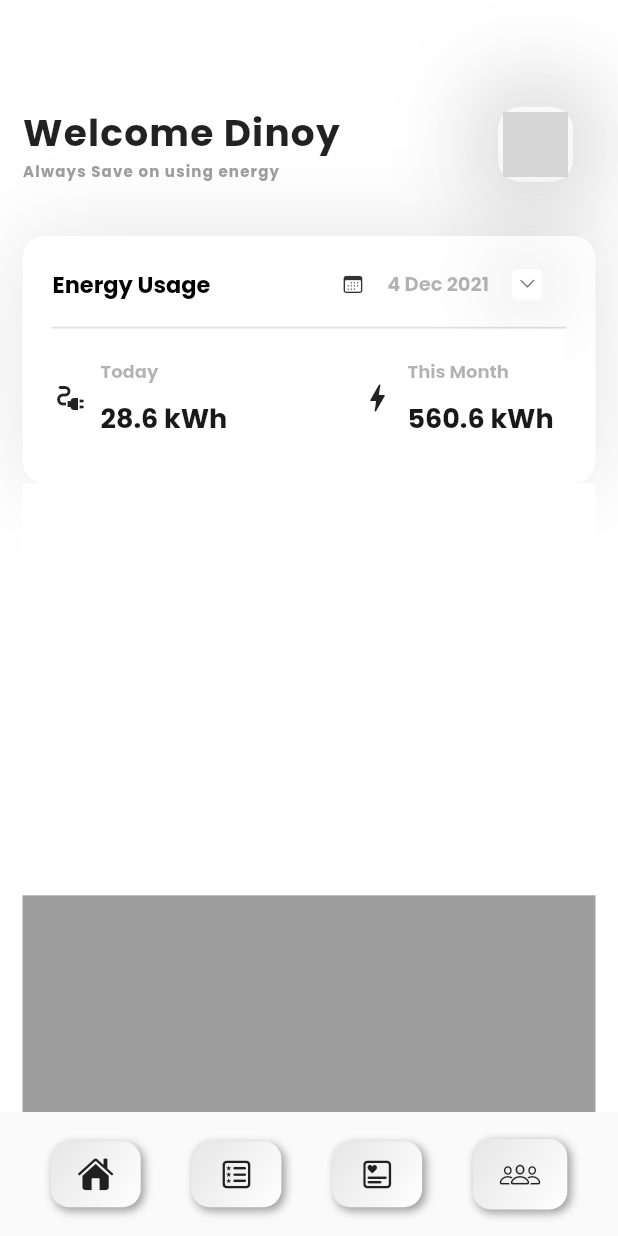
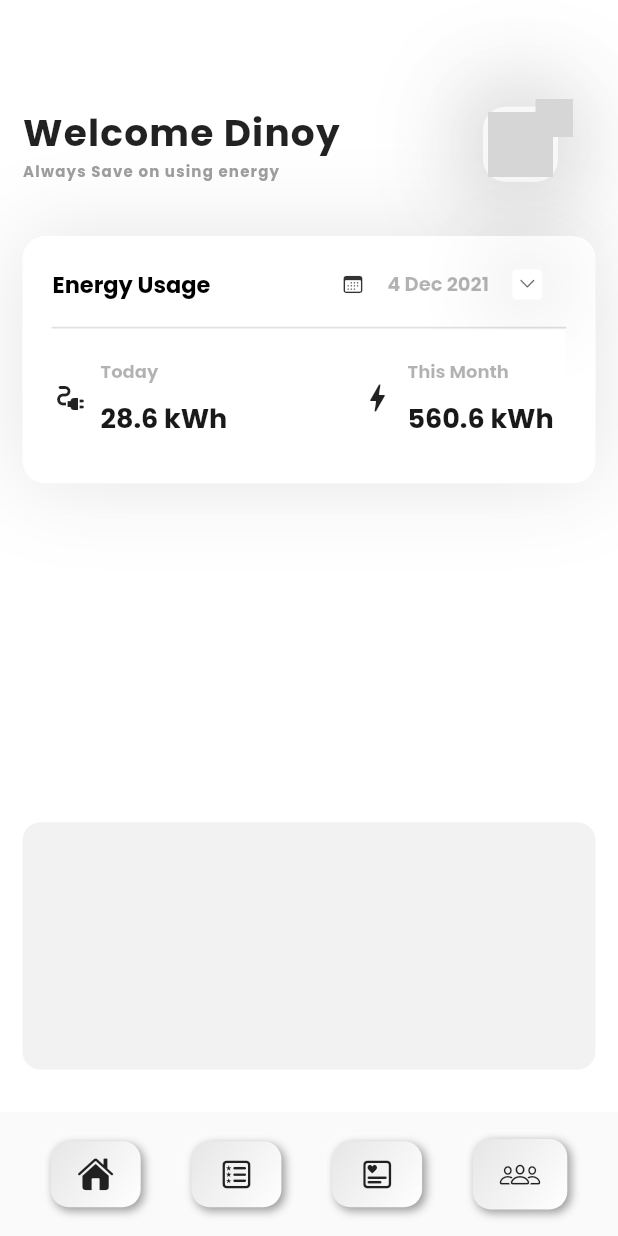
Before and after one commit to amalnathm7/Quark, a Flutter app: the screen it shows once a user with an empty profile is signed in, on a phone screen of 412 x 824 dp. Run offline on Flutter 3.47's test engine with Material 2 defaults, Android fonts, the phone set to English and light mode, and no system bars; drawn by our look-alikes of flutter_neumorphic; our stand-ins replace firebase_auth, firebase_core, google_fonts, lottie; accounts and stored records are empty; network calls fail; grey boxes are pictures that could not be loaded.

Commit message:
ui changes in home page

```diff
--- a/lib/main_screen/home_page/home.dart
+++ b/lib/main_screen/home_page/home.dart
@@ -3,6 +3,7 @@ import 'package:flutter/cupertino.dart';
 import 'package:flutter/cupertino.dart';
 import "package:flutter/material.dart";
 import 'package:flutter/painting.dart';
+import 'package:lottie/lottie.dart';
 
 class HomePage extends StatefulWidget {
   const HomePage({Key? key}) : super(key: key);
@@ -65,6 +66,19 @@ class _HomePageState extends State<HomePage> {
                     Padding(
                       padding: const EdgeInsets.only(right: 15.0),
                       child: Container(
+                        height: 60,
+                        width: 60,
+                        color: Colors.transparent,
+                        child: Stack(
+                          children: [
+
+
+
+                            Column(
+                              mainAxisAlignment: MainAxisAlignment.center,
+                              crossAxisAlignment: CrossAxisAlignment.center,
+                              children: [
+                                Container(
                                   height: 50,
                                   width:50,
                                   decoration:  BoxDecoration(
@@ -106,6 +120,28 @@ class _HomePageState extends State<HomePage> {
                                       ),
                                       ],
                                     )
+                                ),
+                              ],
+                            ),
+
+
+                            Row(
+                              mainAxisAlignment: MainAxisAlignment.end,
+                              crossAxisAlignment: CrossAxisAlignment.start,
+                              children: [
+                                Container(
+                                  height: 25,
+                                  width: 25,
+                                  decoration: const BoxDecoration(
+                                    shape: BoxShape.circle,
+                                    color: Colors.transparent,
+                                  ),
+                                  child: Lottie.network("https://assets8.lottiefiles.com/private_files/lf30_spmses83.json"),
+                                )
+                              ],
+                            ),
+                          ],
+                        ),
                       ),
                     ),
                   ],
@@ -281,17 +317,23 @@ class _HomePageState extends State<HomePage> {
                   ),
                 ),
               ),
-
               Container(
-                height: screenHeight/3,
-                width: screenWidth,
-                color: Colors.white,
+                height: 20,
               ),
 
               Container(
-                height: screenHeight/3,
+                height: screenHeight/4,
                 width: screenWidth,
-                color: Colors.grey,
+                color: Colors.white10,
+              ),
+
+              Container(
+                height: screenHeight/5,
+                width: screenWidth,
+                decoration: BoxDecoration(
+                  color: Colors.black.withOpacity(.05),
+                  borderRadius: BorderRadius.circular(12),
+                ),
               ),
             ],
           ),
--- a/pubspec.yaml
+++ b/pubspec.yaml
@@ -38,6 +38,7 @@ dependencies:
   firebase_core: ^1.10.2
   flutter_neumorphic: ^3.1.0
   google_fonts: ^2.1.0
+  lottie: ^1.2.1
 
 dev_dependencies:
   flutter_test:
```
Also changed, not shown: pubspec.lock. Lines whose indentation alone changed are shown as unchanged.
